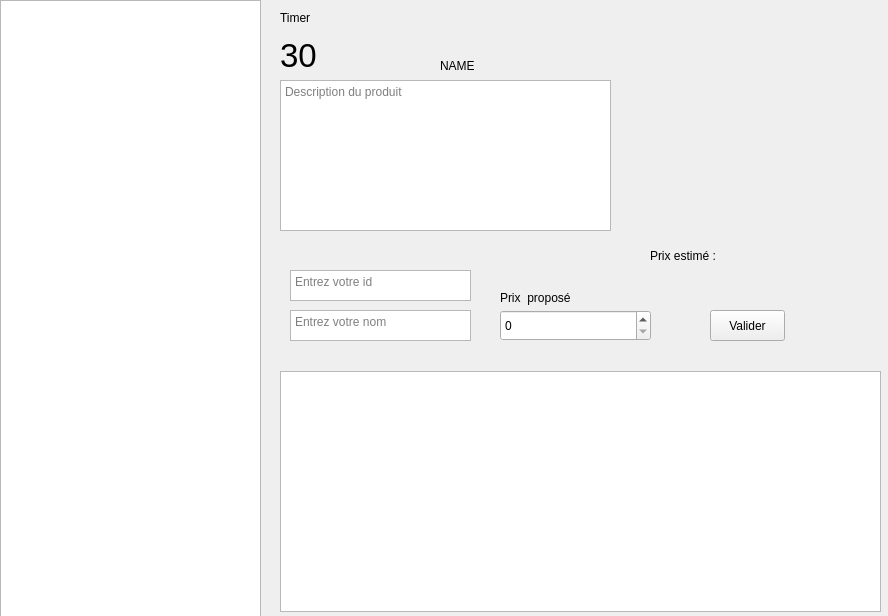
First picture: the form in mainWindow.ui, repository super-cinnamon/E-commerce-REST-API-app, before the edit.
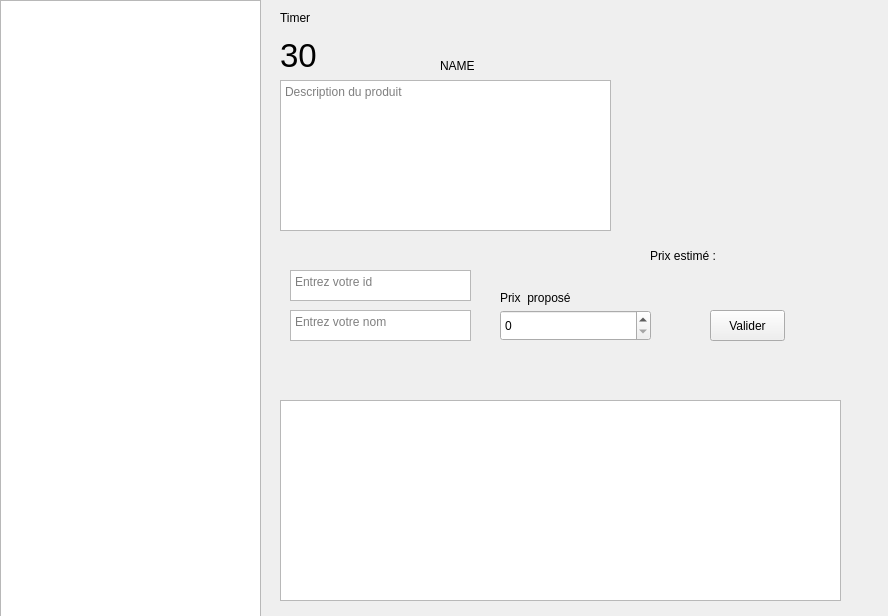
Second picture: the form after the edit. Icons and pictures are not drawn.

```diff
--- a/mainWindow.ui
+++ b/mainWindow.ui
@@ -61,16 +61,6 @@
     <string>NAME</string>
    </property>
   </widget>
-  <widget class="QTableView" name="bidders_list">
-   <property name="geometry">
-    <rect>
-     <x>280</x>
-     <y>371</y>
-     <width>601</width>
-     <height>241</height>
-    </rect>
-   </property>
-  </widget>
   <widget class="QTextEdit" name="bidder_id">
    <property name="geometry">
     <rect>
@@ -187,6 +177,16 @@
     <string>Timer</string>
    </property>
   </widget>
+  <widget class="QListView" name="bidders_list">
+   <property name="geometry">
+    <rect>
+     <x>280</x>
+     <y>400</y>
+     <width>561</width>
+     <height>201</height>
+    </rect>
+   </property>
+  </widget>
  </widget>
  <resources/>
  <connections/>
```
